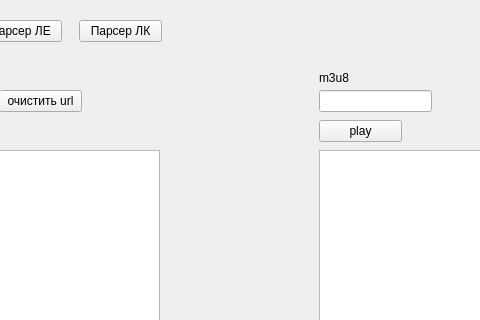
Above: mainwindow.ui from vcore486-afk/LiveTvGUI before the change; both pictures show x 201 to 681 and y 0 to 320 of the 1212 by 645 pixel window. Below: the same form after it.
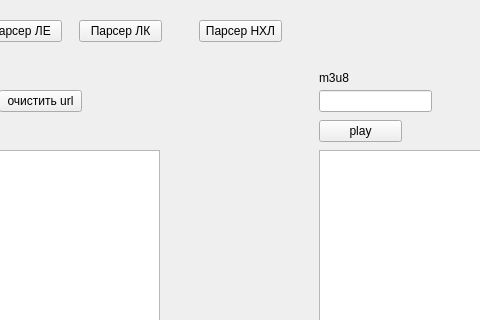
That is the form after the change. Icons and pictures are not drawn.

Commit message: добавлено вывод нхл событий изменен  find_events.py для коректной работы изменено:      find_events.py 	изменено:      mainwindow.cpp 	изменено:      mainwindow.h 	изменено:      mainwindow.ui

Patch:
```diff
--- a/mainwindow.ui
+++ b/mainwindow.ui
@@ -162,6 +162,19 @@
      <string>Парсер ЛК</string>
     </property>
    </widget>
+   <widget class="QPushButton" name="parsernhl">
+    <property name="geometry">
+     <rect>
+      <x>400</x>
+      <y>20</y>
+      <width>83</width>
+      <height>22</height>
+     </rect>
+    </property>
+    <property name="text">
+     <string>Парсер НХЛ</string>
+    </property>
+   </widget>
   </widget>
   <widget class="QMenuBar" name="menubar">
    <property name="geometry">
```
The commit also changes 3 other files.
